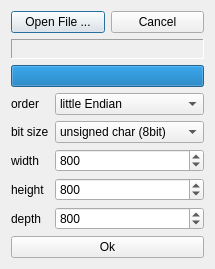
The window that OCTview3R/opendata.ui (janlazer/UKE-OCTview3R) describes before a commit, drawn with Qt 5.
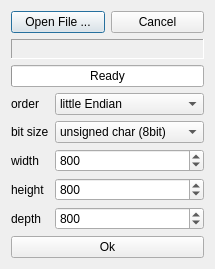
The same window after the commit.

```diff
--- a/OCTview3R/opendata.ui
+++ b/OCTview3R/opendata.ui
@@ -86,10 +86,13 @@
      <item>
       <widget class="QProgressBar" name="progressBar">
        <property name="value">
-        <number>100</number>
+        <number>0</number>
        </property>
        <property name="textVisible">
-        <bool>false</bool>
+        <bool>true</bool>
+       </property>
+       <property name="format">
+        <string>Ready</string>
        </property>
       </widget>
      </item>
```
